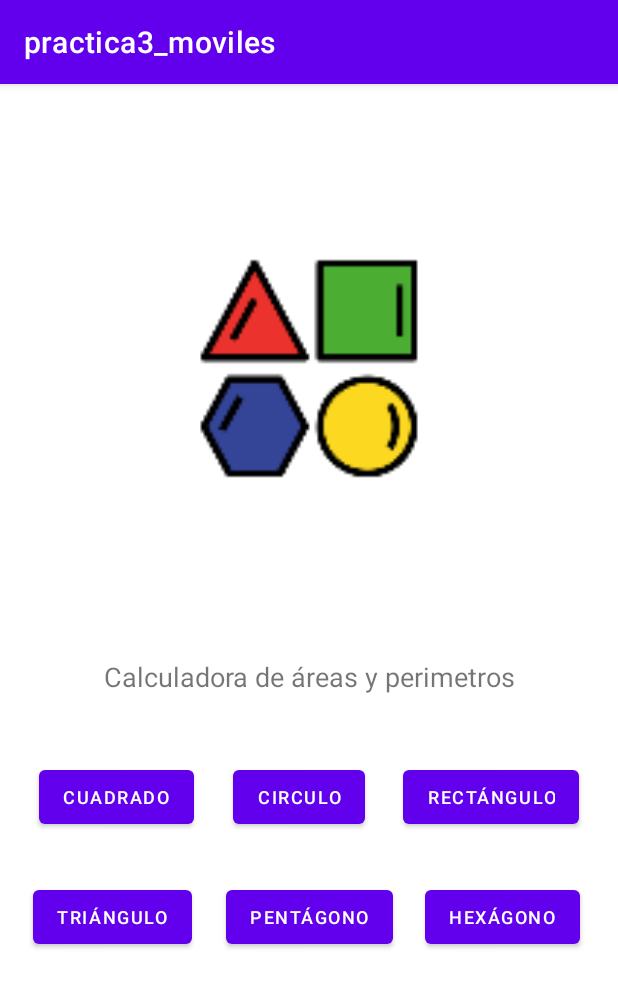
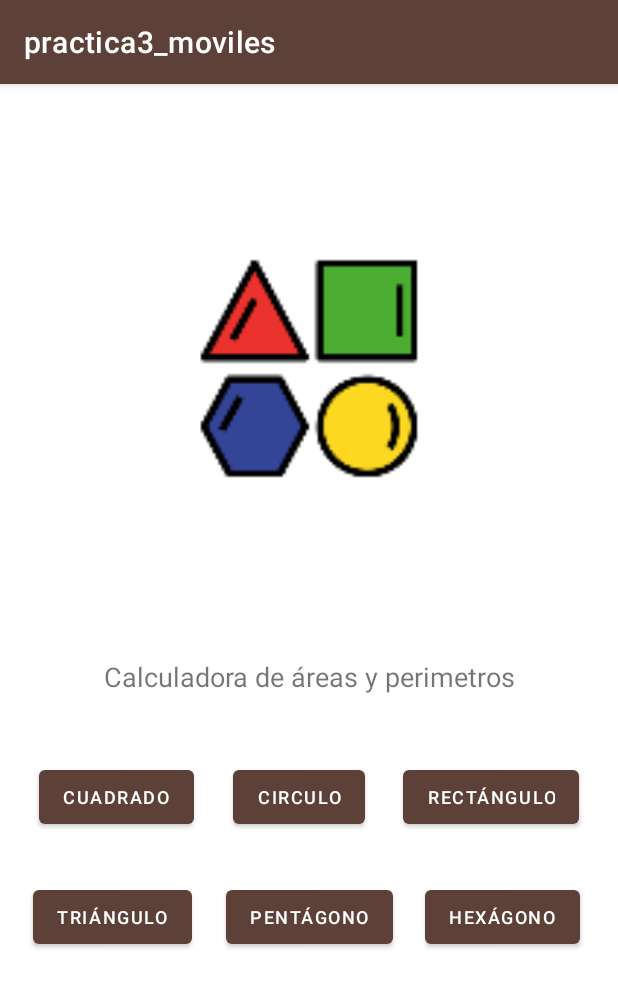
Before and after one commit to Gab-0r/practica3_moviles, an Android app: the screen it shows after launch (MainActivity), on a phone screen of 412 x 824 dp. Shown: the top 987 px of the screen. Run offline under Robolectric (Android 15) with nearby library versions, the phone set to English and light mode, and no system bars; 3 statements that could not run were skipped.

Commit message:
Se añadió splash, botones en el main binding, se cambió el ícono y colores de la app.

```diff
--- a/app/src/main/res/values/themes.xml
+++ b/app/src/main/res/values/themes.xml
@@ -2,12 +2,12 @@
     <!-- Base application theme. -->
     <style name="Theme.Practica3_moviles" parent="Theme.MaterialComponents.DayNight.DarkActionBar">
         <!-- Primary brand color. -->
-        <item name="colorPrimary">@color/purple_500</item>
-        <item name="colorPrimaryVariant">@color/purple_700</item>
+        <item name="colorPrimary">#5D4037</item>
+        <item name="colorPrimaryVariant">#5D4037</item>
         <item name="colorOnPrimary">@color/white</item>
         <!-- Secondary brand color. -->
-        <item name="colorSecondary">@color/teal_200</item>
-        <item name="colorSecondaryVariant">@color/teal_700</item>
+        <item name="colorSecondary">#FF5722</item>
+        <item name="colorSecondaryVariant">#FF5722</item>
         <item name="colorOnSecondary">@color/black</item>
         <!-- Status bar color. -->
         <item name="android:statusBarColor" tools:targetApi="l">?attr/colorPrimaryVariant</item>
```
